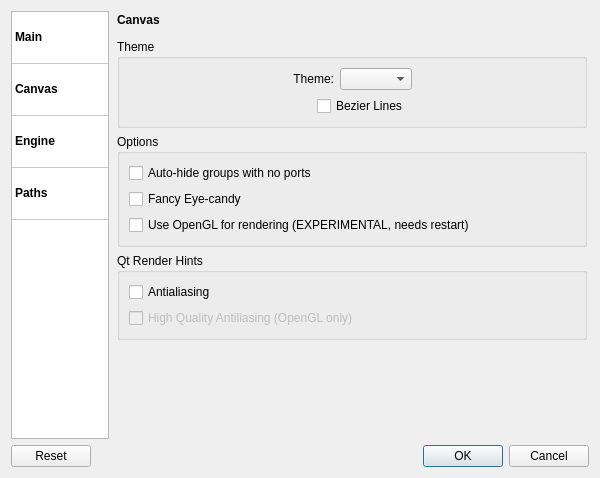
The window that resources/ui/carla_settings.ui (falkTX/Carla) describes before a commit, drawn with Qt 5.
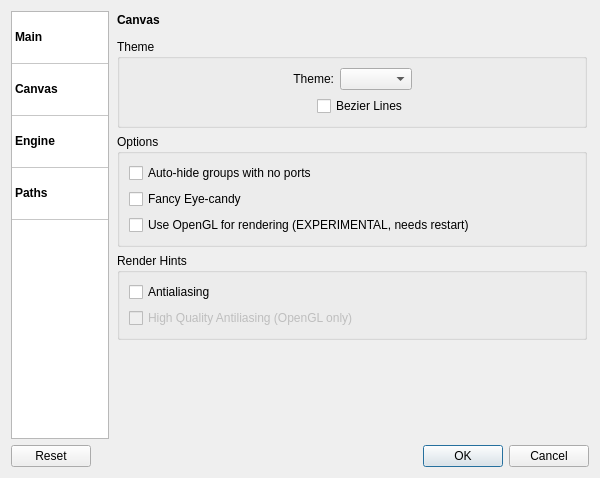
The same window after the commit. The open tabs and pages were chosen to show the change. Icons and pictures are not drawn.

```diff
--- a/resources/ui/carla_settings.ui
+++ b/resources/ui/carla_settings.ui
@@ -555,7 +555,7 @@
          <item>
           <widget class="QGroupBox" name="groupBox_5">
            <property name="title">
-            <string>Qt Render Hints</string>
+            <string>Render Hints</string>
            </property>
            <layout class="QVBoxLayout" name="verticalLayout_9">
             <item>
```
